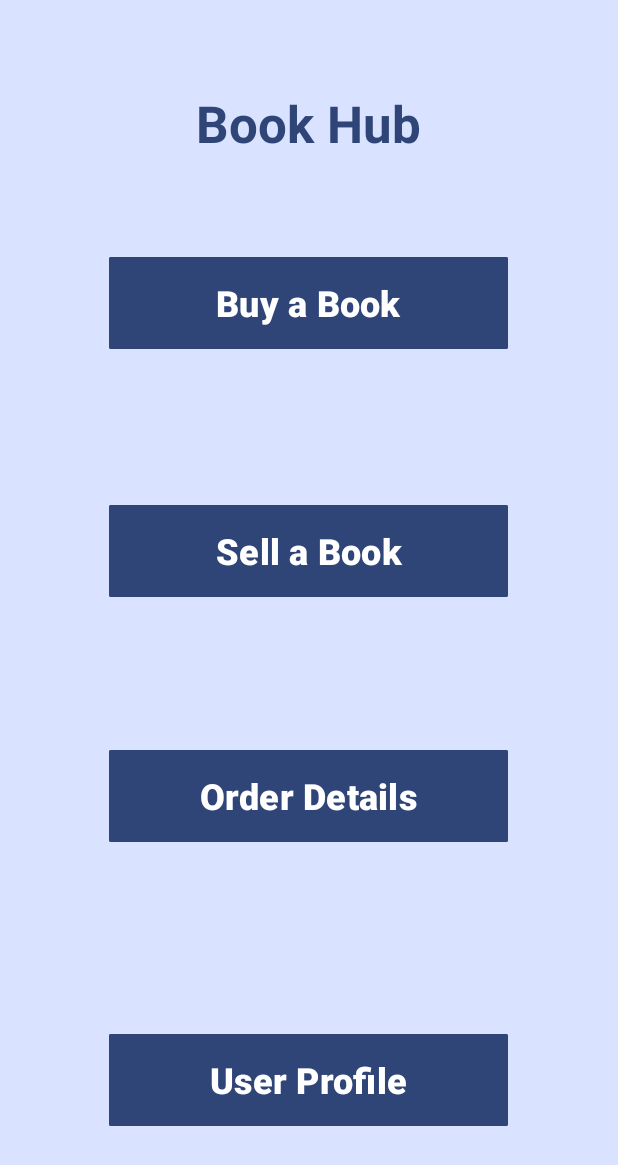
After one commit to noobj/Group5-Bookhub, an Android app: the MainMenu screen opened directly, with no data from a screen before it, on a phone screen of 412 x 824 dp. The commit adds this screen. Shown: the top 1165 px of the screen. Run offline under Robolectric (Android 15) with nearby library versions, the phone set to English and light mode, and no system bars.

Commit message:
feat: add main menu screen

```diff
--- a/app/src/main/AndroidManifest.xml
+++ b/app/src/main/AndroidManifest.xml
@@ -12,6 +12,9 @@
         android:supportsRtl="true"
         android:theme="@style/Theme.Group5BookHub"
         tools:targetApi="31">
+        <activity
+            android:name=".MainMenu"
+            android:exported="false" />
         <activity
             android:name=".Register"
             android:exported="false" />
--- /dev/null
+++ b/app/src/main/java/com/example/group5_bookhub/MainMenu.java
@@ -0,0 +1,14 @@
+package com.example.group5_bookhub;
+
+import androidx.appcompat.app.AppCompatActivity;
+
+import android.os.Bundle;
+
+public class MainMenu extends AppCompatActivity {
+
+    @Override
+    protected void onCreate(Bundle savedInstanceState) {
+        super.onCreate(savedInstanceState);
+        setContentView(R.layout.activity_main_menu);
+    }
+}
--- /dev/null
+++ b/app/src/main/res/layout/activity_main_menu.xml
@@ -0,0 +1,96 @@
+<?xml version="1.0" encoding="utf-8"?>
+<androidx.constraintlayout.widget.ConstraintLayout xmlns:android="http://schemas.android.com/apk/res/android"
+    xmlns:app="http://schemas.android.com/apk/res-auto"
+    xmlns:tools="http://schemas.android.com/tools"
+    android:layout_width="match_parent"
+    android:layout_height="match_parent"
+    android:background="@color/material_dynamic_primary90"
+    tools:context=".MainMenu">
+
+    <TextView
+        android:id="@+id/mainMenuTxtView"
+        android:layout_width="wrap_content"
+        android:layout_height="wrap_content"
+        android:text="@string/tvBookHub"
+        android:textColor="@color/material_dynamic_primary30"
+        android:textSize="34sp"
+        android:textStyle="bold"
+        app:layout_constraintBottom_toBottomOf="parent"
+        app:layout_constraintEnd_toEndOf="parent"
+        app:layout_constraintHorizontal_bias="0.498"
+        app:layout_constraintStart_toStartOf="parent"
+        app:layout_constraintTop_toTopOf="parent"
+        app:layout_constraintVertical_bias="0.076" />
+
+    <Button
+        android:id="@+id/btnMainMenuBuyBook"
+        android:layout_width="266dp"
+        android:layout_height="69dp"
+        android:layout_marginTop="36dp"
+        android:layout_marginBottom="12dp"
+        android:backgroundTint="@color/material_dynamic_primary30"
+        android:text="@string/btnMainBuyBook"
+        android:textSize="24sp"
+        android:textStyle="bold"
+        app:cornerRadius="1dip"
+        app:layout_constraintBottom_toTopOf="@+id/btnMainMenuSellBook"
+        app:layout_constraintEnd_toEndOf="parent"
+        app:layout_constraintHorizontal_bias="0.496"
+        app:layout_constraintStart_toStartOf="parent"
+        app:layout_constraintTop_toTopOf="parent"
+        app:layout_constraintVertical_bias="0.61" />
+
+    <Button
+        android:id="@+id/btnMainMenuProfile"
+        android:layout_width="266dp"
+        android:layout_height="69dp"
+        android:layout_marginTop="448dp"
+        android:backgroundTint="@color/material_dynamic_primary30"
+        android:text="@string/btnMainProfile"
+        android:textSize="24sp"
+        android:textStyle="bold"
+        app:cornerRadius="1dip"
+        app:layout_constraintBottom_toBottomOf="parent"
+        app:layout_constraintEnd_toEndOf="parent"
+        app:layout_constraintHorizontal_bias="0.496"
+        app:layout_constraintStart_toStartOf="parent"
+        app:layout_constraintTop_toTopOf="parent"
+        app:layout_constraintVertical_bias="0.774" />
+
+    <Button
+        android:id="@+id/btnMainMenuOrder"
+        android:layout_width="266dp"
+        android:layout_height="69dp"
+        android:layout_marginTop="316dp"
+        android:layout_marginBottom="13dp"
+        android:backgroundTint="@color/material_dynamic_primary30"
+        android:text="@string/btnMainOrder"
+        android:textSize="24sp"
+        android:textStyle="bold"
+        app:cornerRadius="1dip"
+        app:layout_constraintBottom_toTopOf="@+id/btnMainMenuProfile"
+        app:layout_constraintEnd_toEndOf="parent"
+        app:layout_constraintHorizontal_bias="0.496"
+        app:layout_constraintStart_toStartOf="parent"
+        app:layout_constraintTop_toTopOf="parent"
+        app:layout_constraintVertical_bias="0.628" />
+
+    <Button
+        android:id="@+id/btnMainMenuSellBook"
+        android:layout_width="266dp"
+        android:layout_height="69dp"
+        android:layout_marginTop="192dp"
+        android:layout_marginBottom="12dp"
+        android:backgroundTint="@color/material_dynamic_primary30"
+        android:text="@string/btnMainSellBook"
+        android:textSize="24sp"
+        android:textStyle="bold"
+        app:cornerRadius="1dip"
+        app:layout_constraintBottom_toTopOf="@+id/btnMainMenuOrder"
+        app:layout_constraintEnd_toEndOf="parent"
+        app:layout_constraintHorizontal_bias="0.496"
+        app:layout_constraintStart_toStartOf="parent"
+        app:layout_constraintTop_toTopOf="parent"
+        app:layout_constraintVertical_bias="0.631" />
+
+</androidx.constraintlayout.widget.ConstraintLayout>
--- a/app/src/main/res/values/strings.xml
+++ b/app/src/main/res/values/strings.xml
@@ -15,4 +15,9 @@
     <string name="txtPhone">Phone Number</string>
     <string name="txtRePassword">Re-enter Password</string>
     <string name="tvHaveAccount">Already have an account?</string>
+    <string name="tvBookHub">Book Hub</string>
+    <string name="btnMainBuyBook">Buy a Book</string>
+    <string name="btnMainSellBook">Sell a Book</string>
+    <string name="btnMainOrder">Order Details</string>
+    <string name="btnMainProfile">User Profile</string>
 </resources>
```
